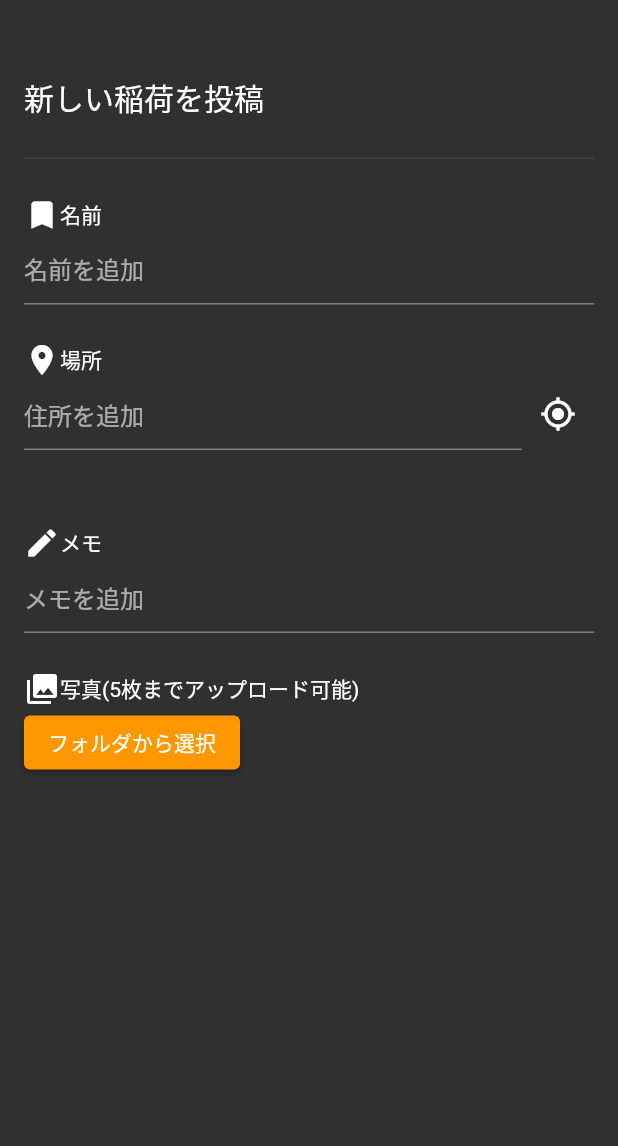
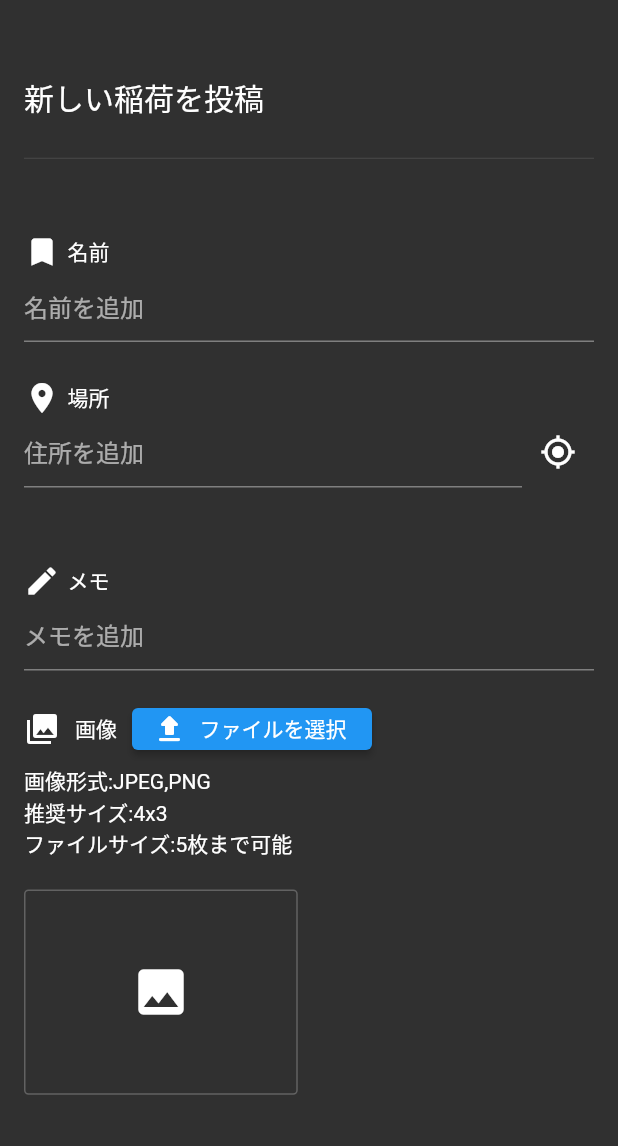
Before and after one commit to igafox/inari-log, a Flutter app: the PostPage screen opened by its route, on a phone screen of 412 x 824 dp, the part 90-1236 px from its top. Run offline on Flutter 3.47's test engine with Material 2 defaults, Android fonts, the phone set to English and light mode, and no system bars; our stand-ins replace fluro, flutter_hooks, geocoding, google_maps_flutter, hooks_riverpod; missing offline and left inert: dart:js, image_picker_web; Roboto replaces fonts that are missing (NotoSansJP-Bold, NotoSansJP-Regular).

Commit message:
modify 全体的にレイアウト修正

```diff
--- a/lib/main.dart
+++ b/lib/main.dart
@@ -1,8 +1,13 @@
 import 'package:flutter/material.dart';
+import 'package:flutter_web_plugins/flutter_web_plugins.dart';
 import 'package:hooks_riverpod/hooks_riverpod.dart';
+import 'package:inari_log/app_router.dart';
 
 import 'app.dart';
 
 void main() {
+  AppRouter.setup();
+  setUrlStrategy(PathUrlStrategy());
+
   runApp(ProviderScope(child: MyApp()));
 }
--- a/lib/ui/post/post_page.dart
+++ b/lib/ui/post/post_page.dart
@@ -21,7 +21,6 @@ enum Menu {
 class PostPage extends HookWidget {
   @override
   Widget build(BuildContext context) {
-    print("build");
     final viewModel = useProvider(postViewModelProvider);
 
     //住所フォーム上書き
@@ -98,8 +97,17 @@ class PostPage extends HookWidget {
                           SizedBox(
                             height: 25,
                           ),
+                          SizedBox(
+                            height: 25,
+                          ),
                           Row(
-                            children: [Icon(Icons.bookmark), Text("名前")],
+                            children: [
+                              Icon(Icons.bookmark),
+                              SizedBox(
+                                width: 5,
+                              ),
+                              Text("名前")
+                            ],
                           ),
                           TextField(
                             decoration: InputDecoration(
@@ -110,7 +118,13 @@ class PostPage extends HookWidget {
                             height: 25,
                           ),
                           Row(
-                            children: [Icon(Icons.place), Text("場所")],
+                            children: [
+                              Icon(Icons.place),
+                              SizedBox(
+                                width: 5,
+                              ),
+                              Text("場所")
+                            ],
                           ),
                           Row(
                             children: [
@@ -153,30 +167,43 @@ class PostPage extends HookWidget {
                             height: 25,
                           ),
                           Row(
-                            children: [Icon(Icons.edit), Text("メモ")],
+                            children: [
+                              Icon(Icons.edit),
+                              SizedBox(
+                                width: 5,
                               ),
-                          TextField(
+                              Text("メモ")
+                            ],
+                          ),
+                          ConstrainedBox(
+                            constraints: BoxConstraints(maxHeight: 200),
+                            child: TextField(
                               keyboardType: TextInputType.multiline,
                               maxLines: null,
                               decoration: InputDecoration(hintText: "メモを追加"),
+                            ),
                           ),
                           SizedBox(
                             height: 25,
                           ),
                           Row(
+                            crossAxisAlignment: CrossAxisAlignment.center,
                             children: [
                               Icon(Icons.photo_library),
-                              Text("写真(5枚までアップロード可能)"),
                               SizedBox(
-                                width: 15,
+                                width: 10,
                               ),
-                            ],
-                          ),ElevatedButton(
-                            child: const Text("フォルダから選択"),
-                            style: ElevatedButton.styleFrom(
-                              primary: Colors.orange,
-                              onPrimary: Colors.white,
-                            ),
+                              // Text(
+                              //     "画像\n画像形式:JPEG/PNG\n推奨サイズ:4x3\nファイルサイズ5MB,5枚まで投稿可能"),
+                              Text("画像"),
+                              SizedBox(width: 10,),
+                              SizedBox(
+                                height: 28,
+                                width: 160,
+                                child: ElevatedButton.icon(
+                                  icon: Icon(Icons.upload_rounded),
+                                  label: Text("ファイルを選択"),
+                                  style: ElevatedButton.styleFrom(),
                                   onPressed: () async {
                                     final fromPicker =
                                     await ImagePickerWeb.getMultiImages(
@@ -186,9 +213,12 @@ class PostPage extends HookWidget {
                                     viewModel.addUploadImage(fromPicker);
                                   },
                                 ),
-                          SizedBox(
-                            height: 25,
+                              )
+                            ],
                           ),
+                          SizedBox(height: 10,),
+                          Text("画像形式:JPEG,PNG\n推奨サイズ:4x3\nファイルサイズ:5枚まで可能"),
+                          SizedBox(height: 20),
                           GridView.count(
                               physics: NeverScrollableScrollPhysics(),
                               childAspectRatio: Responsive.value(
@@ -206,11 +236,47 @@ class PostPage extends HookWidget {
                               crossAxisSpacing: 15,
                               shrinkWrap: true,
                               children:
-                                  _buildUploadImages(viewModel.imagePaths))
+                                  _buildUploadImages(viewModel.imagePaths)),
+                          SizedBox(
+                            height: 40,
+                          ),
+                          SizedBox(
+                            width: 100,
+                            height: 35,
+                            child: ElevatedButton(
+                              child: const Text("投稿"),
+                              style: ElevatedButton.styleFrom(
+                                primary: Colors.orange,
+                                onPrimary: Colors.white,
+                              ),
+                              onPressed: () async {
+                                final fromPicker =
+                                    await ImagePickerWeb.getMultiImages(
+                                            outputType: ImageType.bytes)
+                                        as List<Uint8List>;
+                                print(fromPicker.length.toString());
+                                viewModel.addUploadImage(fromPicker);
+                              },
+                            ),
+                          ),
+                          SizedBox(
+                            height: 25,
+                          ),
                         ])))));
   }
 
   List<Widget> _buildUploadImages(List<Uint8List> imagePaths) {
+    if (imagePaths.isEmpty) {
+      final empty = Container(
+        decoration: BoxDecoration(
+          border: Border.all(color: Colors.white24),
+          borderRadius: BorderRadius.circular(3),
+        ),
+        child: Icon(Icons.photo, size: 40),
+      );
+      return [empty];
+    }
+
     final images = imagePaths.map((image) => Image.memory(image)).toList();
     return images;
   }
--- a/lib/ui/post/post_view_model.dart
+++ b/lib/ui/post/post_view_model.dart
@@ -64,7 +64,7 @@ class PostViewModel extends ChangeNotifier {
   }
 
   void addUploadImage(List<Uint8List> imgs) {
-    _imagePaths = imgs;
+    _imagePaths = imgs.take(5).toList();
     notifyListeners();
   }
 
--- a/lib/ui/top/top_page.dart
+++ b/lib/ui/top/top_page.dart
@@ -232,7 +232,7 @@ class TopPage extends HookWidget {
                                   "稲荷神社に特化した神社投稿サービスです。",
                                   "images/komagitune.jpg")),
                           Container(
-                              child: _buildMore("あたらしい稲荷神社を探せる", "他の人が訪れた神社を知ることができます。",
+                              child: _buildMore("稲荷を探しましょう", "他の人が訪れた神社を新着順や地域毎に探すことができます。",
                                   "images/torii2.jpg")),
                           Container(
                               child: _buildMore(
@@ -258,7 +258,7 @@ class TopPage extends HookWidget {
     return Card(
       child: InkWell(
         onTap: () {
-          Navigator.pushNamed(context, "/post");
+          Navigator.pushNamed(context, "/post/1");
         },
         child: Column(
           children: [
--- a/pubspec.yaml
+++ b/pubspec.yaml
@@ -24,6 +24,9 @@ dependencies:
   flutter:
     sdk: flutter
 
+  flutter_web_plugins:
+    sdk: flutter
+
   # The following adds the Cupertino Icons fonts to your application.
   # Use with the CupertinoIcons class for iOS style icons.
   cupertino_icons: ^1.0.2
@@ -44,6 +47,7 @@ dependencies:
 
   file_picker: ^3.0.4
   image_picker_web: ^2.0.3
+  fluro: ^2.0.3
 
 dev_dependencies:
   flutter_test:
```
Also changed, not shown: lib/app_router.dart (added, +41 -0 lines), lib/ui/detail/detail_page.dart (+5 -7 lines), lib/ui/post_list/post_list_page.dart (added, +204 -0 lines), lib/ui/post_list/post_list_view_model.dart (added, +28 -0 lines), pubspec.lock, 1 other file. Lines whose indentation alone changed are shown as unchanged.
